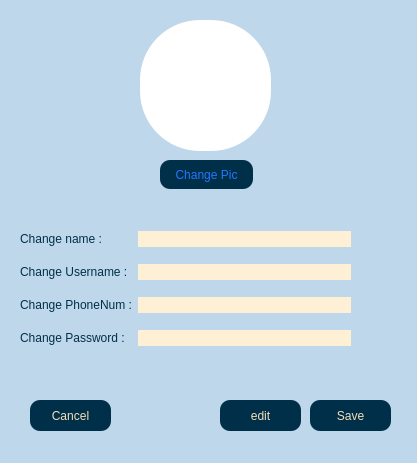
AP-projects-4001/jan-ghahve, file client/setting.ui: the form before one commit.
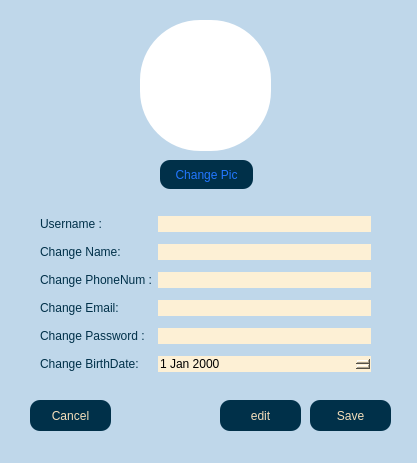
The form after the commit.

Patch:
```diff
--- a/client/setting.ui
+++ b/client/setting.ui
@@ -97,46 +97,57 @@
   <widget class="QWidget" name="layoutWidget">
    <property name="geometry">
     <rect>
-     <x>20</x>
-     <y>220</y>
+     <x>40</x>
+     <y>210</y>
      <width>331</width>
-     <height>141</height>
+     <height>169</height>
     </rect>
    </property>
    <layout class="QGridLayout" name="gridLayout">
+    <item row="4" column="1">
+     <widget class="QLineEdit" name="led_password">
+      <property name="styleSheet">
+       <string notr="true">background-color:rgb(253, 240, 213);
+border-radius: 10%;</string>
+      </property>
+      <property name="readOnly">
+       <bool>true</bool>
+      </property>
+     </widget>
+    </item>
+    <item row="5" column="0">
+     <widget class="QLabel" name="lbl_birth">
+      <property name="styleSheet">
+       <string notr="true">color:rgb(0, 48, 73);</string>
+      </property>
+      <property name="text">
+       <string>Change BirthDate:</string>
+      </property>
+     </widget>
+    </item>
     <item row="0" column="0">
      <widget class="QLabel" name="label">
       <property name="styleSheet">
        <string notr="true">color:rgb(0, 48, 73);</string>
       </property>
       <property name="text">
-       <string>Change name :</string>
+       <string>Username :</string>
       </property>
      </widget>
     </item>
-    <item row="0" column="1">
-     <widget class="QLineEdit" name="lineEdit">
+    <item row="5" column="1">
+     <widget class="QDateEdit" name="dateEdit">
       <property name="styleSheet">
        <string notr="true">background-color:rgb(253, 240, 213);
 border-radius: 10%;</string>
       </property>
-      <property name="readOnly">
-       <bool>true</bool>
+      <property name="buttonSymbols">
+       <enum>QAbstractSpinBox::UpDownArrows</enum>
       </property>
      </widget>
     </item>
-    <item row="1" column="0">
-     <widget class="QLabel" name="label_2">
-      <property name="styleSheet">
-       <string notr="true">color:rgb(0, 48, 73);</string>
-      </property>
-      <property name="text">
-       <string>Change Username :</string>
-      </property>
-     </widget>
-    </item>
-    <item row="1" column="1">
-     <widget class="QLineEdit" name="lineEdit_2">
+    <item row="3" column="1">
+     <widget class="QLineEdit" name="led_email">
       <property name="styleSheet">
        <string notr="true">background-color:rgb(253, 240, 213);
 border-radius: 10%;</string>
@@ -156,19 +167,29 @@
       </property>
      </widget>
     </item>
-    <item row="2" column="1">
-     <widget class="QLineEdit" name="lineEdit_3">
-      <property name="styleSheet">
-       <string notr="true">background-color:rgb(253, 240, 213);
-border-radius: 10%;</string>
-      </property>
-      <property name="readOnly">
-       <bool>true</bool>
-      </property>
-     </widget>
-    </item>
     <item row="3" column="0">
-     <widget class="QLabel" name="label_4">
+     <widget class="QLabel" name="lbl_email">
+      <property name="styleSheet">
+       <string notr="true">color:rgb(0, 48, 73);</string>
+      </property>
+      <property name="text">
+       <string>Change Email:</string>
+      </property>
+     </widget>
+    </item>
+    <item row="2" column="1">
+     <widget class="QLineEdit" name="led_phonenum">
+      <property name="styleSheet">
+       <string notr="true">background-color:rgb(253, 240, 213);
+border-radius: 10%;</string>
+      </property>
+      <property name="readOnly">
+       <bool>true</bool>
+      </property>
+     </widget>
+    </item>
+    <item row="4" column="0">
+     <widget class="QLabel" name="lbl_password">
       <property name="styleSheet">
        <string notr="true">color:rgb(0, 48, 73);</string>
       </property>
@@ -177,8 +198,29 @@
       </property>
      </widget>
     </item>
-    <item row="3" column="1">
-     <widget class="QLineEdit" name="lineEdit_4">
+    <item row="1" column="0">
+     <widget class="QLabel" name="lbl_name">
+      <property name="styleSheet">
+       <string notr="true">color:rgb(0, 48, 73);</string>
+      </property>
+      <property name="text">
+       <string>Change Name:</string>
+      </property>
+     </widget>
+    </item>
+    <item row="0" column="1">
+     <widget class="QLineEdit" name="led_username">
+      <property name="styleSheet">
+       <string notr="true">background-color:rgb(253, 240, 213);
+border-radius: 10%;</string>
+      </property>
+      <property name="readOnly">
+       <bool>true</bool>
+      </property>
+     </widget>
+    </item>
+    <item row="1" column="1">
+     <widget class="QLineEdit" name="led_name">
       <property name="styleSheet">
        <string notr="true">background-color:rgb(253, 240, 213);
 border-radius: 10%;</string>
```
Left out of the diff: 14 changed lines with no effect on the pictures.
